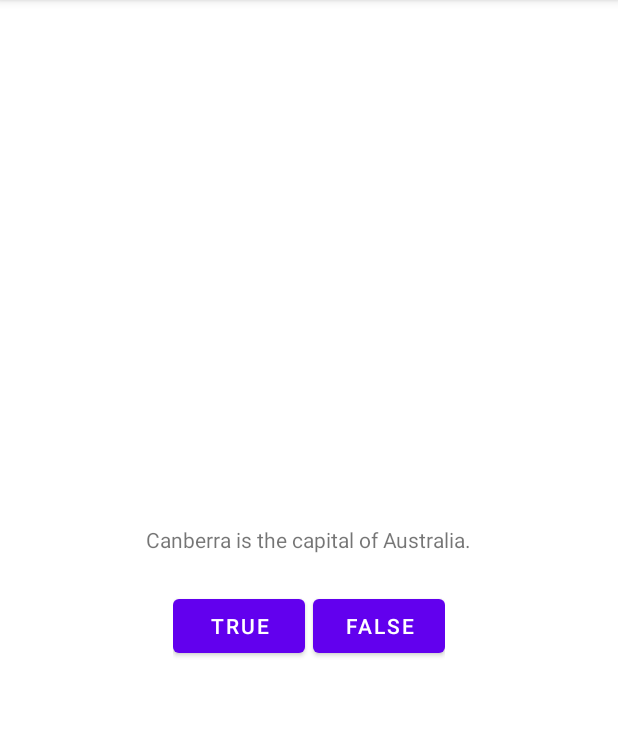
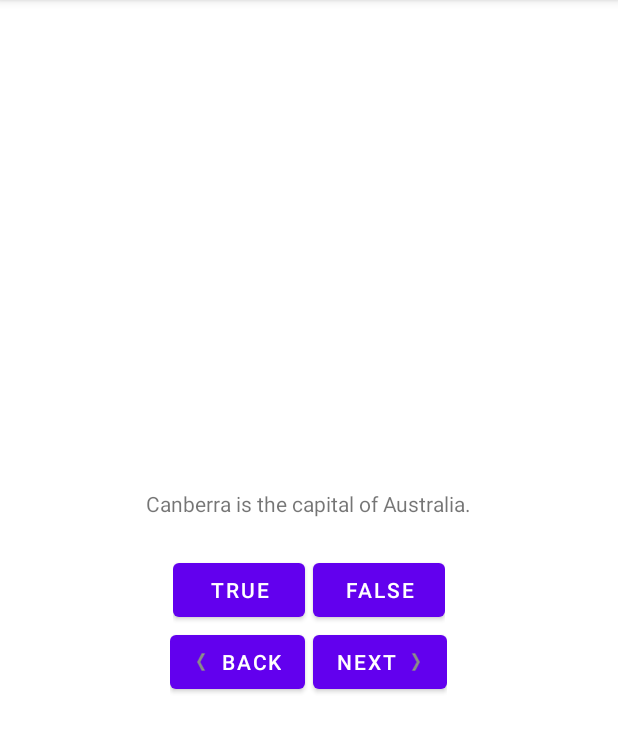
Before and after one commit to excitexcite/GeoQuiz, an Android app: the screen it shows after launch (MainActivity), on a phone screen of 412 x 824 dp, the part 84-837 px from its top. Run offline under Robolectric (Android 15) with nearby library versions, the phone set to English and light mode, and no system bars.

Commit message:
Add addition questuons. Implement ability to change questions both forward and backward directions. Implement ability to check questions` answers.

```diff
--- a/app/src/main/java/com/excite/geoquiz/MainActivity.kt
+++ b/app/src/main/java/com/excite/geoquiz/MainActivity.kt
@@ -4,12 +4,26 @@ import androidx.appcompat.app.AppCompatActivity
 import android.os.Bundle
 import android.view.View
 import android.widget.Button
+import android.widget.TextView
 import android.widget.Toast
 
 class MainActivity : AppCompatActivity() {
 
     private lateinit var trueButton: Button
     private lateinit var falseButton: Button
+    private lateinit var nextButton: Button
+    private lateinit var backButton: Button
+    private lateinit var questionTextView: TextView
+
+    private val questionBank = listOf(
+        Question(R.string.question_australia, true),
+        Question(R.string.question_oceans, true),
+        Question(R.string.question_mideast, false),
+        Question(R.string.question_africa, false),
+        Question(R.string.question_americas, true),
+        Question(R.string.question_asia, true))
+
+    private var currentIndex = 0
 
     override fun onCreate(savedInstanceState: Bundle?) {
         super.onCreate(savedInstanceState)
@@ -17,20 +31,58 @@ class MainActivity : AppCompatActivity() {
 
         trueButton = findViewById(R.id.true_button)
         falseButton = findViewById(R.id.false_button)
+        nextButton = findViewById(R.id.next_button)
+        backButton = findViewById(R.id.back_button)
+        questionTextView = findViewById(R.id.question_text_view)
 
         trueButton.setOnClickListener { view: View ->
-            Toast.makeText(
-                this,
-                R.string.correct_toast,
-                Toast.LENGTH_SHORT)
-                .show()
+            checkAnswer(true)
         }
         falseButton.setOnClickListener { view: View ->
-            Toast.makeText(
-                this,
-                R.string.incorrect_toast,
-                Toast.LENGTH_SHORT)
-                .show()
+            checkAnswer(false)
         }
+
+        nextButton.setOnClickListener {
+            // циклически получаем индекс вопроса из списка вопросов, который необходимо отобразить
+            currentIndex = (currentIndex + 1) % questionBank.size
+            updateQuestion()
+        }
+
+        backButton.setOnClickListener {
+            // циклически получаем индекс вопроса из списка вопросов, который необходимо отобразить
+            if (currentIndex == 0) {
+                currentIndex = questionBank.size - 1
+            } else {
+                currentIndex -= 1
+            }
+            updateQuestion()
+        }
+
+        questionTextView.setOnClickListener {
+            currentIndex = (currentIndex + 1) % questionBank.size
+            updateQuestion()
+        }
+
+        updateQuestion()
+
+    }
+
+    // функция, которая обоновляет текст, отображаемый в TextView
+    private fun updateQuestion() {
+        val questionTextResId = questionBank[currentIndex].textResId
+        questionTextView.setText(questionTextResId)
+    }
+
+    // функция, которяа проверяет ответ пользователя на вопрос и в зависимости от ответа выводит сообщение-Toast
+    private fun checkAnswer(userAnswer: Boolean) {
+        val correctAnswer = questionBank[currentIndex].answer
+
+        val messageResId = if (userAnswer == correctAnswer) {
+            R.string.correct_toast
+        } else {
+            R.string.incorrect_toast
+        }
+        Toast.makeText(this, messageResId, Toast.LENGTH_SHORT)
+            .show()
     }
 }
--- /dev/null
+++ b/app/src/main/java/com/excite/geoquiz/Question.kt
@@ -0,0 +1,5 @@
+package com.excite.geoquiz
+
+import androidx.annotation.StringRes
+
+data class Question(@StringRes val textResId: Int, val answer: Boolean)
--- a/app/src/main/res/layout/activity_main.xml
+++ b/app/src/main/res/layout/activity_main.xml
@@ -9,10 +9,12 @@
     tools:context=".MainActivity">
 
     <TextView
+        android:id="@+id/question_text_view"
+        android:layout_gravity="center"
         android:layout_width="wrap_content"
         android:layout_height="wrap_content"
-        android:text="@string/question_text"
-        android:padding="24dp"/>
+        android:padding="24dp"
+        tools:text="@string/question_australia"/>
 
     <LinearLayout
         android:layout_width="wrap_content"
@@ -34,4 +36,29 @@
 
     </LinearLayout>
 
+    <LinearLayout
+        android:layout_width="wrap_content"
+        android:layout_height="wrap_content"
+        android:orientation="horizontal">
+
+        <Button
+            android:id="@+id/back_button"
+            android:layout_width="wrap_content"
+            android:layout_height="wrap_content"
+            android:layout_marginEnd="5dp"
+            android:text="@string/back_button"
+            android:drawableLeft="@drawable/arrow_left"
+            />
+
+        <Button
+            android:id="@+id/next_button"
+            android:layout_width="wrap_content"
+            android:layout_height="wrap_content"
+            android:text="@string/next_button"
+            android:drawableEnd="@drawable/arrow_right"
+            android:drawablePadding="4dp"/>
+
+
+    </LinearLayout>
+
 </LinearLayout>
--- a/app/src/main/res/values/strings.xml
+++ b/app/src/main/res/values/strings.xml
@@ -1,8 +1,15 @@
 <resources>
     <string name="app_name">GeoQuiz</string>
-    <string name="question_text">Canberra is the capital of Australia.</string>
     <string name="true_button">True</string>
     <string name="false_button">False</string>
     <string name="correct_toast">Correct!</string>
     <string name="incorrect_toast">Incorrect!</string>
+    <string name="next_button">Next</string>
+    <string name="question_australia">Canberra is the capital of Australia.</string>
+    <string name="question_oceans">The Pacific Ocean is larger than the Atlantic Ocean.</string>
+    <string name="question_mideast">The Suez Canal connects the Red Sea and the Indian Ocean.</string>
+    <string name="question_africa">The source of the Nile River is in Egypt.</string>
+    <string name="question_americas">The Amazon River is the longest river in the Americas.</string>
+    <string name="question_asia">Lake Baikal is the world\'s oldest and deepest freshwater lake.</string>
+    <string name="back_button">Back</string>
 </resources>
```
Also changed, not shown: app/src/main/res/drawable-hdpi/arrow_left.png (added), app/src/main/res/drawable-hdpi/arrow_right.png (added), app/src/main/res/drawable-mdpi/arrow_left.png (added), app/src/main/res/drawable-mdpi/arrow_right.png (added), app/src/main/res/drawable-xhdpi/arrow_left.png (added), app/src/main/res/drawable-xhdpi/arrow_right.png (added), app/src/main/res/drawable-xxhdpi/arrow_left.png (added), app/src/main/res/drawable-xxhdpi/arrow_right.png (added), app/src/main/res/drawable-xxxhdpi/arrow_left.png (added), app/src/main/res/drawable-xxxhdpi/arrow_right.png (added).
